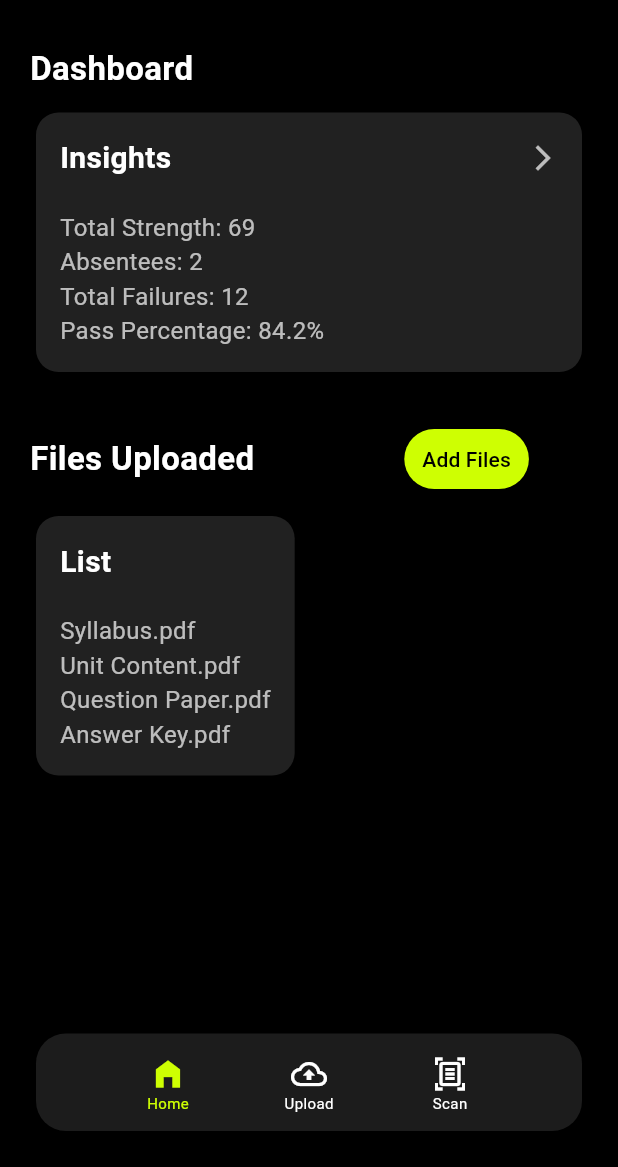
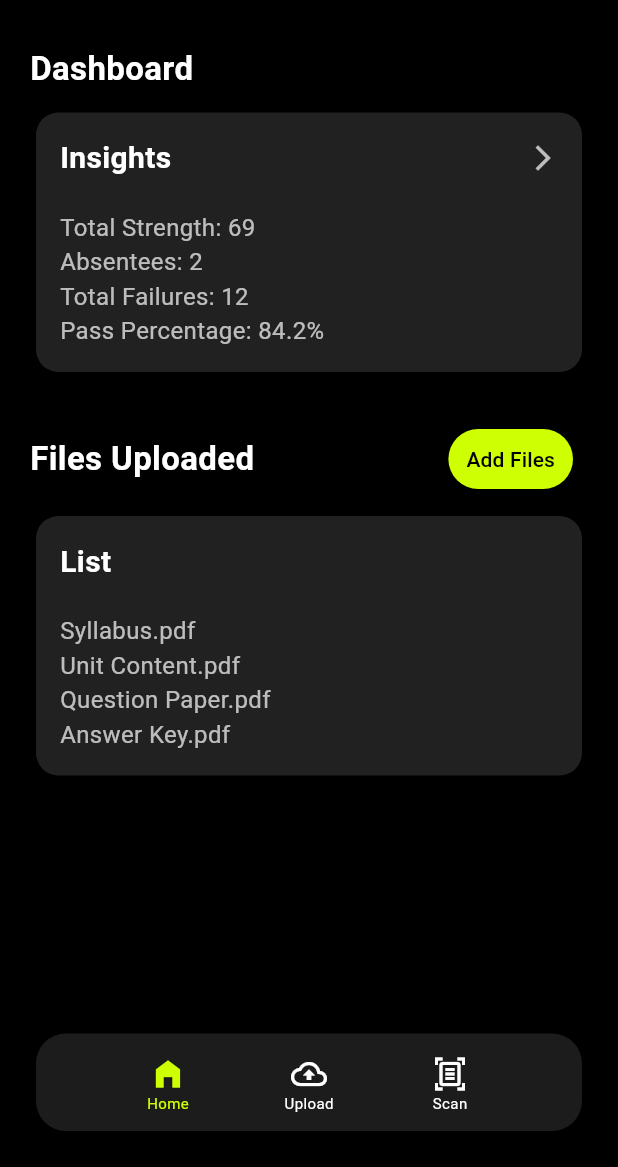
Before and after one commit to Aaron-Chacko/GradiFi, a Flutter app: the screen it shows after launch, on a phone screen of 412 x 824 dp, the part 69-1236 px from its top. Run offline on Flutter 3.47's test engine with Material 3 defaults, Android fonts, the phone set to English and light mode, and no system bars.

Commit message:
Update home_page.dart

```diff
--- a/lib/screens/home_page.dart
+++ b/lib/screens/home_page.dart
@@ -64,7 +64,7 @@ class _HomePageState extends State<HomePage> {
           const SizedBox(height: 10),
           Padding(
             padding: const EdgeInsets.symmetric(horizontal: 20),
-            child: Card(
+            child: Card( //---------------------------------------card one----------------------------
               color: Colors.grey[900],
               shape: RoundedRectangleBorder(
                 borderRadius: BorderRadius.circular(15),
@@ -130,7 +130,7 @@ Pass Percentage: 84.2%''',
                     color: Colors.white,
                   ),
                 ),
-                const SizedBox(width: 100),
+                Spacer(),
                 TextButton(
                   onPressed: () {},
                   child: const Text(
@@ -141,13 +141,16 @@ Pass Percentage: 84.2%''',
                     backgroundColor: const Color(0xFFCEFF02),
                   ),
                 ),
+                const SizedBox(width: 10),
               ],
             ),
           ),
           const SizedBox(height: 10),
           Padding(
   padding: const EdgeInsets.symmetric(horizontal: 20),
-            child: Card(
+  child: SizedBox(
+    width: double.infinity, // Makes the card stretch to full width (minus padding)
+    child: Card( //----------------------------------second card----------------------------------------
       color: Colors.grey[900],
       shape: RoundedRectangleBorder(
         borderRadius: BorderRadius.circular(15),
@@ -170,8 +173,11 @@ Pass Percentage: 84.2%''',
             Text('''Syllabus.pdf
 Unit Content.pdf
 Question Paper.pdf
-Answer Key.pdf''', style: TextStyle(fontSize: 16, color: Colors.white70)),
+Answer Key.pdf''',
+              style: TextStyle(fontSize: 16, color: Colors.white70),
+            ),
           ],
+        ),
       ),
     ),
   ),
```
Lines whose indentation alone changed are shown as unchanged.
